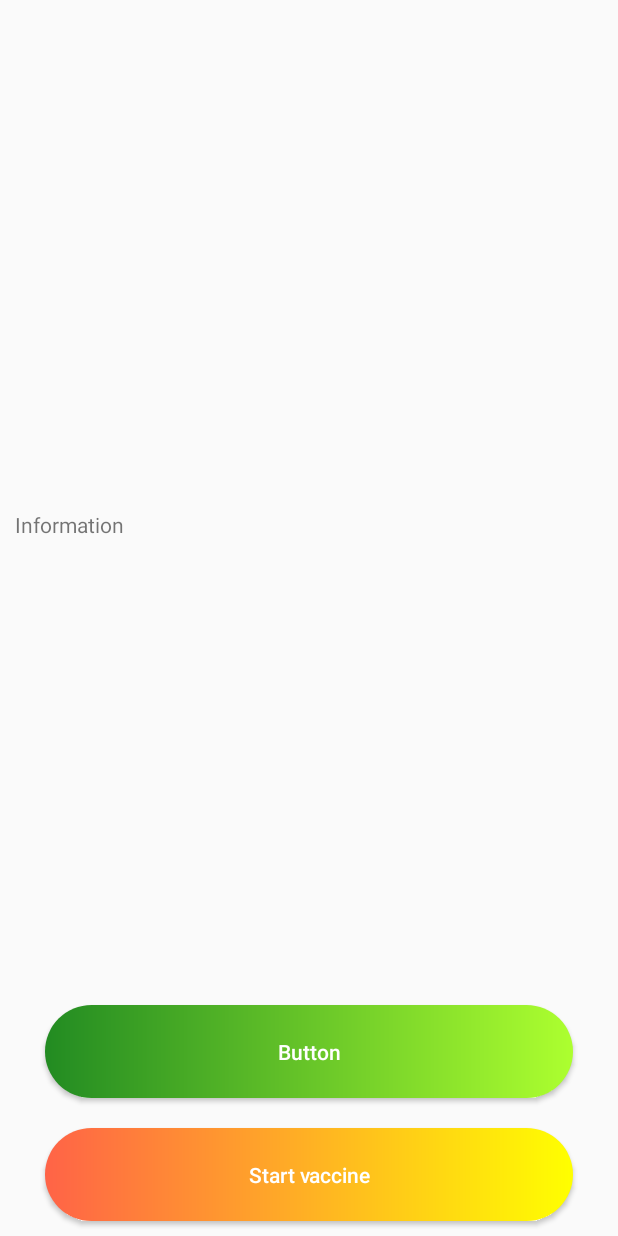
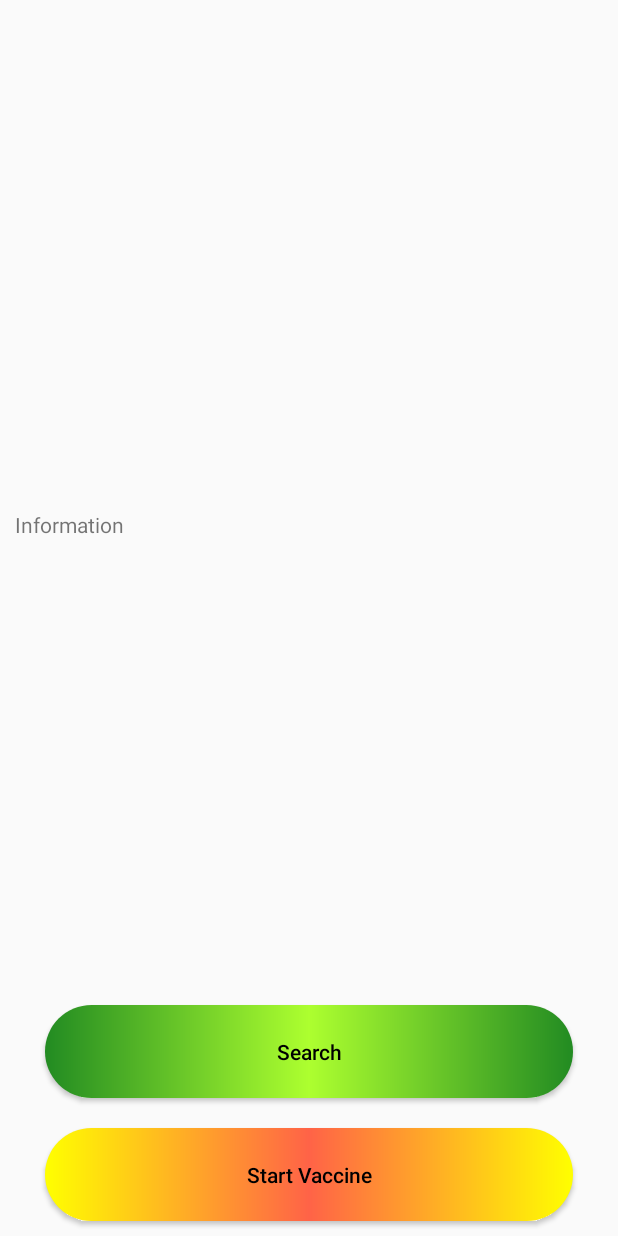
Before and after one commit to AliAEbrahimian/Vaxino, an Android app: the screen it shows after launch (MainActivity), on a phone screen of 412 x 824 dp. Run offline under Robolectric (Android 15) with nearby library versions, the phone set to English and light mode, and no system bars.

Commit message:
Initial Commit

```diff
--- a/app/src/main/res/drawable/design_button1.xml
+++ b/app/src/main/res/drawable/design_button1.xml
@@ -1,6 +1,9 @@
 <?xml version="1.0" encoding="utf-8"?>
 <shape xmlns:android="http://schemas.android.com/apk/res/android">
-    <gradient android:startColor="#228B22" android:endColor="#ADFF2F" android:type="linear"></gradient>
+    <gradient android:startColor="#228B22"
+        android:centerColor="#ADFF2F"
+        android:endColor="#228B22"
+        android:type="linear"></gradient>
     <corners android:radius="50dp"></corners>
 
 </shape>
--- a/app/src/main/res/drawable/design_button2.xml
+++ b/app/src/main/res/drawable/design_button2.xml
@@ -1,5 +1,5 @@
 <?xml version="1.0" encoding="utf-8"?>
 <shape xmlns:android="http://schemas.android.com/apk/res/android">
-    <gradient android:startColor="#FF6347" android:endColor="#FFFF00" android:type="linear"></gradient>
+    <gradient android:startColor="#FFFF00" android:centerColor="#FF6347" android:endColor="#FFFF00" android:type="linear"></gradient>
     <corners android:radius="50dp"></corners>
 </shape>
--- a/app/src/main/res/layout/activity_main.xml
+++ b/app/src/main/res/layout/activity_main.xml
@@ -13,7 +13,7 @@
         android:layout_height="match_parent"
         android:layout_margin="10dp"
         android:layout_weight="4"
-        android:contentDescription="@string/LogoVaxino"
+        android:contentDescription="Logo Vaxino"
         tools:srcCompat="@tools:sample/avatars" />
 
     <TextView
@@ -22,7 +22,7 @@
         android:layout_height="match_parent"
         android:layout_margin="10dp"
         android:layout_weight="4"
-        android:text="@string/information" />
+        android:text="Information" />
 
     <Button
         android:id="@+id/btn_Search"
@@ -34,9 +34,9 @@
         android:layout_marginBottom="10dp"
         android:layout_weight="6"
         android:background="@drawable/design_button1"
-        android:text="@string/Search"
+        android:text="Search"
         android:textAllCaps="false"
-        android:textColor="#FFFFFF" />
+        android:textColor="#000000" />
 
     <Button
         android:id="@+id/btn_Start_Vaccine"
@@ -48,9 +48,9 @@
         android:layout_marginBottom="10dp"
         android:layout_weight="6"
         android:background="@drawable/design_button2"
-        android:text="@string/start_vaccine"
+        android:text="Start Vaccine"
         android:textAllCaps="false"
-        android:textColor="#FFFFFF" />
+        android:textColor="#000000" />
 
 
 </LinearLayout>
--- a/app/src/main/res/values-night/strings.xml
+++ /dev/null
@@ -1,6 +0,0 @@
-<?xml version="1.0" encoding="utf-8"?>
-<resources>
-    <string name="Search">Button</string>
-    <string name="start_vaccine">Start vaccine</string>
-    <string name="LogoVaxino">TODO</string>
-</resources>
--- a/app/src/main/res/values/strings.xml
+++ /dev/null
@@ -1,8 +0,0 @@
-<resources>
-    <string name="app_name">Vaxino</string>
-    <string name="Search">Button</string>
-    <string name="start_vaccine">Start vaccine</string>
-    <string name="information">Information</string>
-    <string name="LogoVaxino">TODO</string>
-    <string name="Start_Vaccine">Start Vaccine</string>
-</resources>
```
